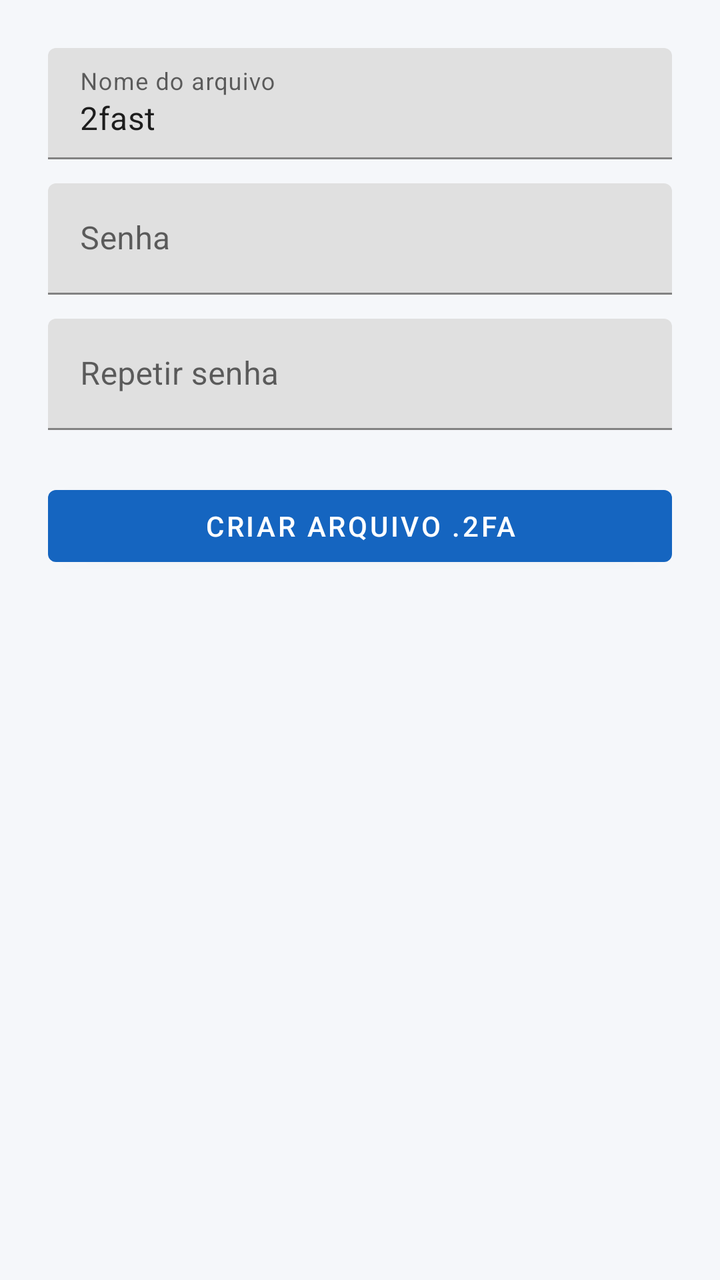
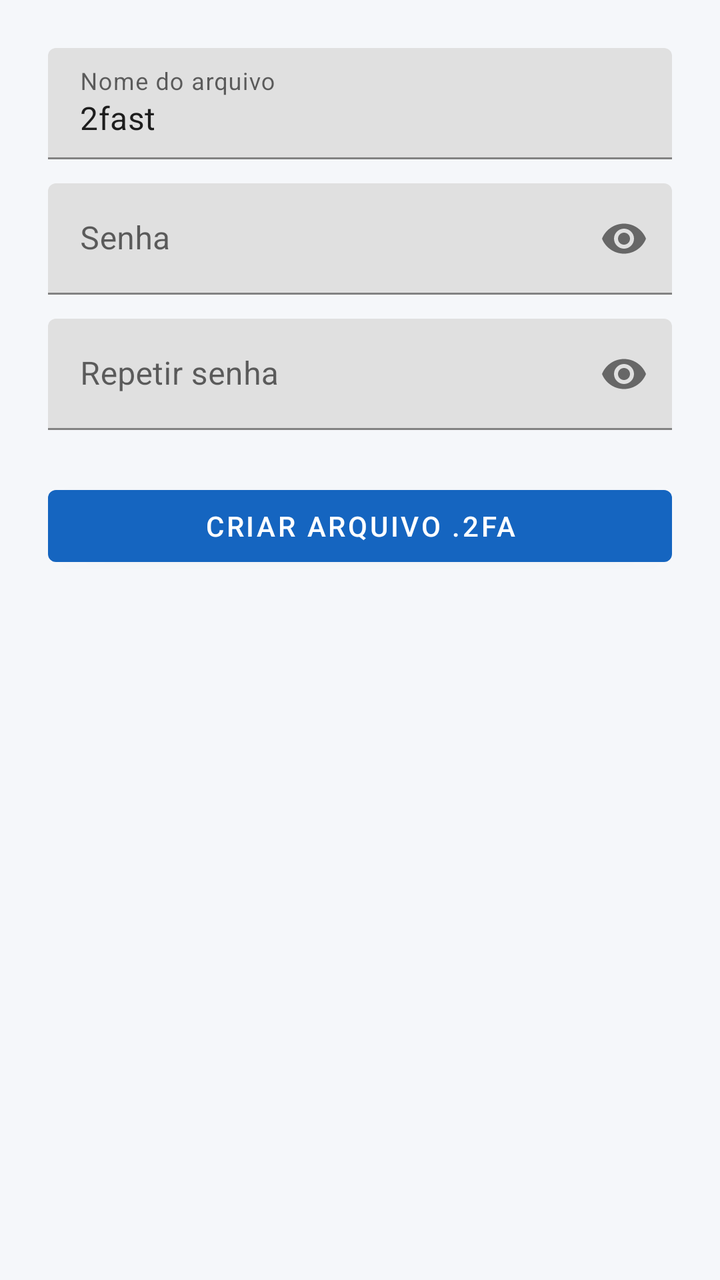

Two renders of the same Android screen: before a commit and after it. Below are the layout's source before the change and the commit's diff.
<!-- AndroidManifest.xml: application theme Theme._2Fast -->
<!-- res/layout/activity_create_datafile.xml -->
<?xml version="1.0" encoding="utf-8"?>
<ScrollView xmlns:android="http://schemas.android.com/apk/res/android"
    android:layout_width="match_parent"
    android:layout_height="match_parent"
    android:fillViewport="true">

    <LinearLayout
        android:layout_width="match_parent"
        android:layout_height="wrap_content"
        android:orientation="vertical"
        android:padding="24dp">

        <com.google.android.material.textfield.TextInputLayout
            android:layout_width="match_parent"
            android:layout_height="wrap_content"
            android:hint="@string/hint_filename">

            <com.google.android.material.textfield.TextInputEditText
                android:id="@+id/inputFileName"
                android:layout_width="match_parent"
                android:layout_height="wrap_content"
                android:inputType="text"
                android:text="2fast" />
        </com.google.android.material.textfield.TextInputLayout>

        <com.google.android.material.textfield.TextInputLayout
            android:layout_width="match_parent"
            android:layout_height="wrap_content"
            android:layout_marginTop="12dp"
            android:hint="@string/hint_password">

            <com.google.android.material.textfield.TextInputEditText
                android:id="@+id/inputPassword"
                android:layout_width="match_parent"
                android:layout_height="wrap_content"
                android:inputType="textPassword" />
        </com.google.android.material.textfield.TextInputLayout>

        <com.google.android.material.textfield.TextInputLayout
            android:layout_width="match_parent"
            android:layout_height="wrap_content"
            android:layout_marginTop="12dp"
            android:hint="@string/hint_password_repeat">

            <com.google.android.material.textfield.TextInputEditText
                android:id="@+id/inputPasswordRepeat"
                android:layout_width="match_parent"
                android:layout_height="wrap_content"
                android:inputType="textPassword" />
        </com.google.android.material.textfield.TextInputLayout>

        <com.google.android.material.button.MaterialButton
            android:id="@+id/btnCreateFile"
            android:layout_width="match_parent"
            android:layout_height="wrap_content"
            android:layout_marginTop="24dp"
            android:text="@string/create_datafile" />
    </LinearLayout>
</ScrollView>
<!-- resources referenced by this layout -->
<resources>
  <string name="create_datafile">Criar arquivo .2fa</string>
  <string name="hint_filename">Nome do arquivo</string>
  <string name="hint_password">Senha</string>
  <string name="hint_password_repeat">Repetir senha</string>
  <style name="Theme._2Fast" parent="Theme.MaterialComponents.DayNight.DarkActionBar">
          <item name="colorPrimary">@color/blue_500</item>
          <item name="colorPrimaryVariant">@color/blue_700</item>
          <item name="colorOnPrimary">@color/white</item>
          <item name="colorSecondary">@color/teal_700</item>
          <item name="colorSecondaryVariant">@color/teal_700</item>
          <item name="colorOnSecondary">@color/white</item>
          <item name="android:statusBarColor">?attr/colorPrimaryVariant</item>
          <item name="android:windowBackground">@color/surface</item>
      </style>
  <color name="blue_500">#FF1565C0</color>
  <color name="blue_700">#FF0D47A1</color>
  <color name="white">#FFFFFFFF</color>
  <color name="teal_700">#FF00796B</color>
  <color name="surface">#FFF5F7FA</color>
</resources>

<!-- the commit's change to res/layout/activity_create_datafile.xml (unified diff, before → after) -->
@@ -1,5 +1,6 @@
 <?xml version="1.0" encoding="utf-8"?>
 <ScrollView xmlns:android="http://schemas.android.com/apk/res/android"
+    xmlns:app="http://schemas.android.com/apk/res-auto"
     android:layout_width="match_parent"
     android:layout_height="match_parent"
     android:fillViewport="true">
@@ -27,7 +28,8 @@
             android:layout_width="match_parent"
             android:layout_height="wrap_content"
             android:layout_marginTop="12dp"
-            android:hint="@string/hint_password">
+            android:hint="@string/hint_password"
+            app:endIconMode="password_toggle">
 
             <com.google.android.material.textfield.TextInputEditText
                 android:id="@+id/inputPassword"
@@ -40,7 +42,8 @@
             android:layout_width="match_parent"
             android:layout_height="wrap_content"
             android:layout_marginTop="12dp"
-            android:hint="@string/hint_password_repeat">
+            android:hint="@string/hint_password_repeat"
+            app:endIconMode="password_toggle">
 
             <com.google.android.material.textfield.TextInputEditText
                 android:id="@+id/inputPasswordRepeat"
